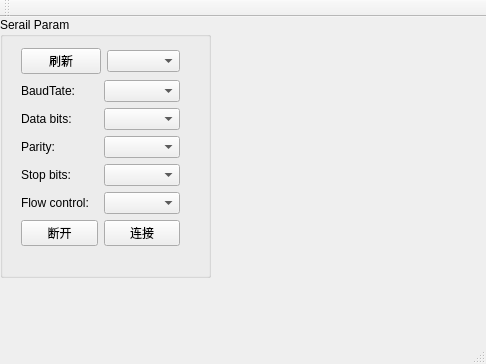
Qt form ProtocolAnalyze/protocolanalyze.ui (qingfengforum/ProtocolAnalyze) before a commit.
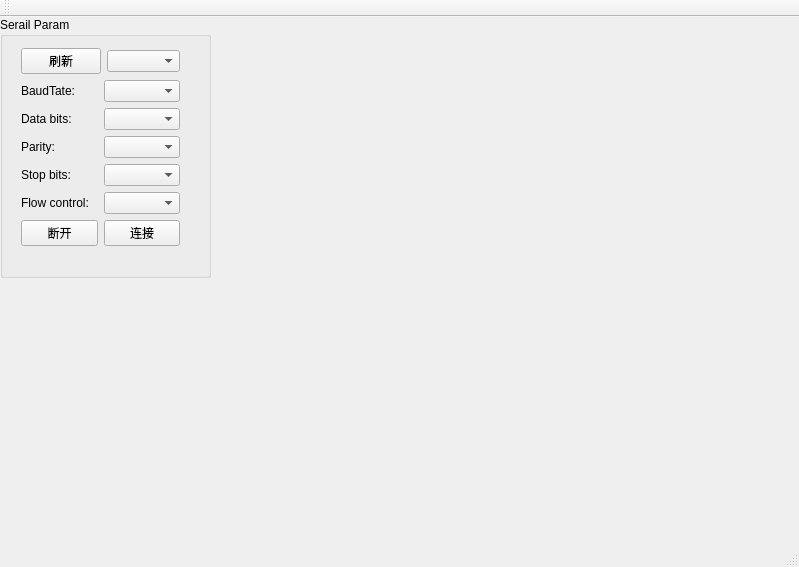
The same form after that commit.

```diff
--- a/ProtocolAnalyze/protocolanalyze.ui
+++ b/ProtocolAnalyze/protocolanalyze.ui
@@ -6,8 +6,8 @@
    <rect>
     <x>0</x>
     <y>0</y>
-    <width>486</width>
-    <height>364</height>
+    <width>799</width>
+    <height>567</height>
    </rect>
   </property>
   <property name="windowTitle">
@@ -149,6 +149,17 @@
      </layout>
     </widget>
    </widget>
+   <widget class="QWidget" name="verticalLayoutWidget_2">
+    <property name="geometry">
+     <rect>
+      <x>220</x>
+      <y>10</y>
+      <width>571</width>
+      <height>351</height>
+     </rect>
+    </property>
+    <layout class="QVBoxLayout" name="vtL_portOutPutInfo"/>
+   </widget>
   </widget>
   <widget class="QMenuBar" name="menuBar">
    <property name="geometry">
```
Left out of the diff: 2 changed lines with no effect on the pictures.
